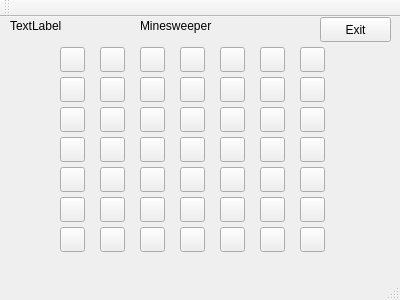
Daria2002/Minesweeper, file mainwindow.ui: the form before one commit.
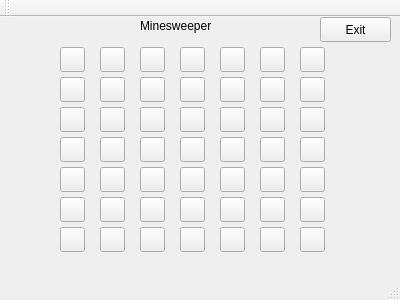
The form after the commit.

Patch:
```diff
--- a/mainwindow.ui
+++ b/mainwindow.ui
@@ -37,7 +37,7 @@
      </rect>
     </property>
     <property name="text">
-     <string>TextLabel</string>
+     <string/>
     </property>
    </widget>
    <widget class="QPushButton" name="pushButton_9">
```
